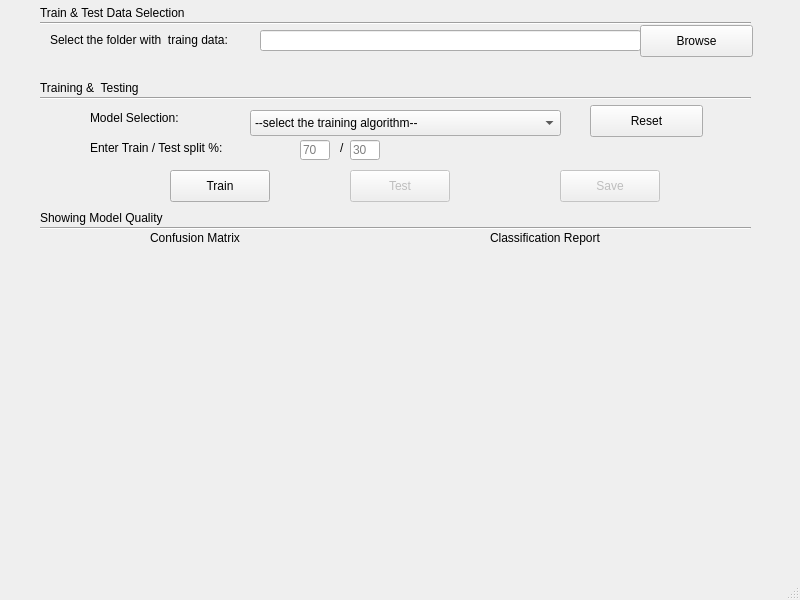
Before: the Qt Designer form UI/machineLearningGUI-2.ui in gihankaushyal/PixelAnomalyDetectorTool, drawn with Qt 5.
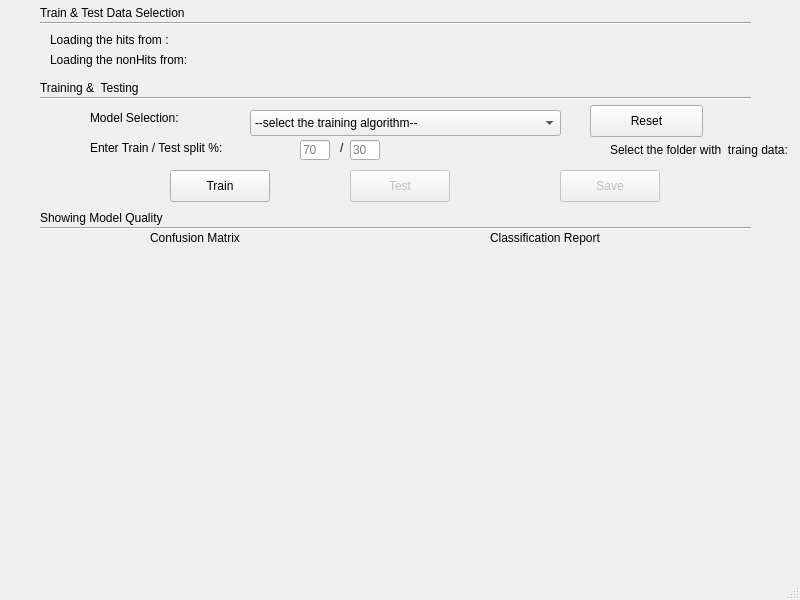
After: the same form once the commit is applied.

Commit message: got rid of QLineEdits for the filePaths

The edit to the form file:
```diff
--- a/UI/machineLearningGUI-2.ui
+++ b/UI/machineLearningGUI-2.ui
@@ -50,19 +50,6 @@
      </rect>
     </property>
    </widget>
-   <widget class="QPushButton" name="browseButton">
-    <property name="geometry">
-     <rect>
-      <x>640</x>
-      <y>25</y>
-      <width>113</width>
-      <height>32</height>
-     </rect>
-    </property>
-    <property name="text">
-     <string>Browse</string>
-    </property>
-   </widget>
    <widget class="QPushButton" name="trainButton">
     <property name="geometry">
      <rect>
@@ -172,16 +159,6 @@
      </property>
     </item>
    </widget>
-   <widget class="QLineEdit" name="parentDirectory">
-    <property name="geometry">
-     <rect>
-      <x>260</x>
-      <y>30</y>
-      <width>381</width>
-      <height>21</height>
-     </rect>
-    </property>
-   </widget>
    <widget class="QWidget" name="confusionMatrix" native="true">
     <property name="geometry">
      <rect>
@@ -268,12 +245,12 @@
      <rect>
       <x>50</x>
       <y>30</y>
-      <width>211</width>
+      <width>141</width>
       <height>20</height>
      </rect>
     </property>
     <property name="text">
-     <string>Select the folder with  traing data:</string>
+     <string>Loading the hits from :</string>
     </property>
    </widget>
    <widget class="QLineEdit" name="testSplit">
@@ -334,6 +311,58 @@
      <string>Classification Report</string>
     </property>
    </widget>
+   <widget class="QLabel" name="label_3">
+    <property name="geometry">
+     <rect>
+      <x>610</x>
+      <y>140</y>
+      <width>211</width>
+      <height>20</height>
+     </rect>
+    </property>
+    <property name="text">
+     <string>Select the folder with  traing data:</string>
+    </property>
+   </widget>
+   <widget class="QLabel" name="label_4">
+    <property name="geometry">
+     <rect>
+      <x>50</x>
+      <y>50</y>
+      <width>161</width>
+      <height>20</height>
+     </rect>
+    </property>
+    <property name="text">
+     <string>Loading the nonHits from:</string>
+    </property>
+   </widget>
+   <widget class="QLabel" name="hitsLocation">
+    <property name="geometry">
+     <rect>
+      <x>200</x>
+      <y>31</y>
+      <width>561</width>
+      <height>16</height>
+     </rect>
+    </property>
+    <property name="text">
+     <string/>
+    </property>
+   </widget>
+   <widget class="QLabel" name="nonHitsLocation">
+    <property name="geometry">
+     <rect>
+      <x>220</x>
+      <y>50</y>
+      <width>531</width>
+      <height>20</height>
+     </rect>
+    </property>
+    <property name="text">
+     <string/>
+    </property>
+   </widget>
   </widget>
   <widget class="QMenuBar" name="menubar">
    <property name="geometry">
```
